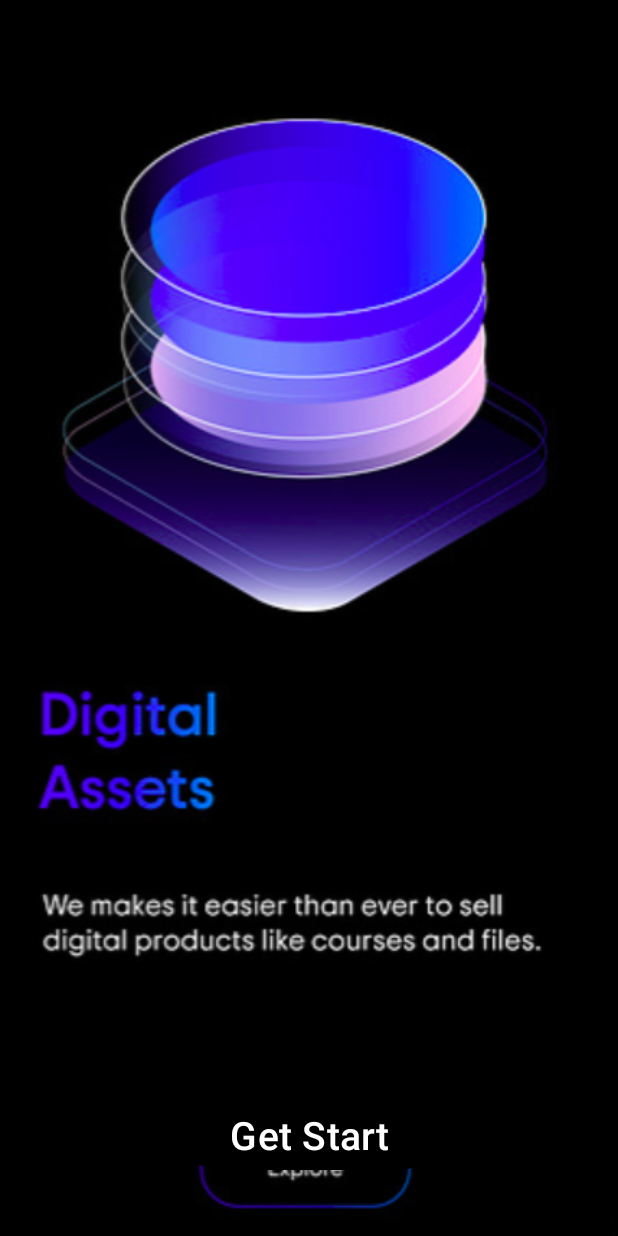
After one commit to Rahulbitcot/Learning_App, an Android app: the fragment FragmentThird shown on its own in the app's theme, on a phone screen of 412 x 824 dp. The commit adds this screen. Run offline under Robolectric (Android 15) with nearby library versions, the phone set to English and light mode, and no system bars.

Commit message:
ViewPager

```diff
--- a/app/build.gradle.kts
+++ b/app/build.gradle.kts
@@ -1,4 +1,3 @@
-import com.android.build.api.dsl.ViewBinding
 
 plugins {
     alias(libs.plugins.android.application)
@@ -51,5 +50,7 @@ dependencies {
     testImplementation(libs.junit)
     androidTestImplementation(libs.androidx.junit)
     androidTestImplementation(libs.androidx.espresso.core)
+    implementation("com.tbuonomo:dotsindicator:5.0")
+
 
 }
--- a/app/src/main/AndroidManifest.xml
+++ b/app/src/main/AndroidManifest.xml
@@ -13,6 +13,12 @@
         android:supportsRtl="true"
         android:theme="@style/Theme.LearningApp"
         tools:targetApi="31">
+        <activity
+            android:name=".viewpager.activity.MainScreen"
+            android:exported="false" />
+        <activity
+            android:name=".viewpager.activity.ViewPagerActivity"
+            android:exported="false" />
         <activity
             android:name=".broadcast_reciever.BroadcastReceiverActivity"
             android:exported="false" />
--- a/app/src/main/java/com/example/learningapp/MainActivity.kt
+++ b/app/src/main/java/com/example/learningapp/MainActivity.kt
@@ -9,6 +9,7 @@ import com.example.learningapp.broadcast_reciever.BroadcastReceiverActivity
 import com.example.learningapp.database.SharedPref
 import com.example.learningapp.databinding.ActivityMainBinding
 import com.example.learningapp.fragmentLifeCycle.FragmentLifeCycle
+import com.example.learningapp.viewpager.activity.ViewPagerActivity
 import com.google.android.material.button.MaterialButton
 
 
@@ -27,7 +28,7 @@ class MainActivity : AppCompatActivity() {
         onBtnClick(binding.btFragmentLifeCycle ,FragmentLifeCycle::class.java )
         onBtnClick(binding.btSharedPref , SharedPref::class.java )
         onBtnClick(binding.btBroadcastReceiver , BroadcastReceiverActivity::class.java )
-
+        onBtnClick(binding.btViewPager , ViewPagerActivity::class.java )
 
     }
 
--- /dev/null
+++ b/app/src/main/java/com/example/learningapp/viewpager/fragments/FragmentThird.kt
@@ -0,0 +1,33 @@
+package com.example.learningapp.viewpager.fragments
+
+import android.content.Intent
+import android.os.Bundle
+import androidx.fragment.app.Fragment
+import android.view.LayoutInflater
+import android.view.View
+import android.view.ViewGroup
+import android.widget.Button
+import com.example.learningapp.R
+import com.example.learningapp.viewpager.activity.MainScreen
+
+class FragmentThird : Fragment() {
+
+
+    override fun onCreateView(
+        inflater: LayoutInflater, container: ViewGroup?,
+        savedInstanceState: Bundle?
+    ): View? {
+        return inflater.inflate(R.layout.fragment_third, container, false)
+    }
+
+    override fun onViewCreated(view: View, savedInstanceState: Bundle?) {
+        super.onViewCreated(view, savedInstanceState)
+
+        val bt_GetStart = view.findViewById<Button>(R.id.bt_GetStart)
+        bt_GetStart.setOnClickListener{
+            val intent = Intent(activity , MainScreen::class.java )
+            startActivity(intent)
+            activity?.finish()
+        }
+    }
+}
--- /dev/null
+++ b/app/src/main/res/layout/fragment_third.xml
@@ -0,0 +1,38 @@
+<?xml version="1.0" encoding="utf-8"?>
+<FrameLayout xmlns:android="http://schemas.android.com/apk/res/android"
+    xmlns:tools="http://schemas.android.com/tools"
+    android:layout_width="match_parent"
+    android:background="@color/black"
+    android:layout_height="match_parent"
+    xmlns:app="http://schemas.android.com/apk/res-auto"
+    tools:context=".viewpager.fragments.FragmentThird">
+    <androidx.constraintlayout.widget.ConstraintLayout
+        android:layout_width="match_parent"
+        android:layout_height="match_parent">
+
+
+        <ImageView
+            android:layout_width="match_parent"
+            android:layout_height="match_parent"
+            app:layout_constraintTop_toTopOf="parent"
+            android:contentDescription="@string/onboarding_first_screen"
+            app:layout_constraintStart_toStartOf="parent"
+            app:layout_constraintEnd_toEndOf="parent"
+            android:src="@drawable/third_screen"/>
+
+        <com.google.android.material.button.MaterialButton
+            android:id="@+id/bt_GetStart"
+            android:layout_width="wrap_content"
+            android:layout_height="wrap_content"
+            android:text=" Get Start "
+            android:textSize="26sp"
+            android:textColor="@color/white"
+            android:backgroundTint="@color/black"
+            android:layout_marginBottom="40dp"
+            app:layout_constraintBottom_toBottomOf="parent"
+            app:layout_constraintStart_toStartOf="parent"
+            app:layout_constraintEnd_toEndOf="parent"/>
+
+
+    </androidx.constraintlayout.widget.ConstraintLayout>
+</FrameLayout>
--- a/app/src/main/res/values/strings.xml
+++ b/app/src/main/res/values/strings.xml
@@ -24,4 +24,6 @@
     <string name="sharedprefToolbar">SharedPref</string>
     <string name="broadcastreceiver">BroadcastReceiver</string>
     <string name="turn_on_off_flight_mode_to_see_the_toast">Turn On/Off flight mode to see the toast</string>
+    <string name="view_pager">View Pager</string>
+    <string name="onboarding_first_screen">OnBoarding First Screen</string>
 </resources>
```
Also changed, not shown: app/src/main/java/com/example/learningapp/viewpager/activity/MainScreen.kt (added, +21 -0 lines), app/src/main/java/com/example/learningapp/viewpager/activity/ViewPagerActivity.kt (added, +23 -0 lines), app/src/main/java/com/example/learningapp/viewpager/adapter/PageAdapter.kt (added, +21 -0 lines), app/src/main/java/com/example/learningapp/viewpager/fragments/FragmentOne.kt (added, +29 -0 lines), app/src/main/java/com/example/learningapp/viewpager/fragments/FragmentSecond.kt (added, +28 -0 lines), app/src/main/res/layout/activity_main.xml (+9 -0 lines), app/src/main/res/layout/activity_main_screen.xml (added, +15 -0 lines), app/src/main/res/layout/activity_view_pager.xml (added, +35 -0 lines), app/src/main/res/layout/fragment_one.xml (added, +39 -0 lines), app/src/main/res/layout/fragment_second.xml (added, +38 -0 lines), app/src/main/res/drawable/first_screen.png (added), app/src/main/res/drawable/main_screen.jpg (added), app/src/main/res/drawable/second_screen.png (added), app/src/main/res/drawable/third_screen.png (added).
